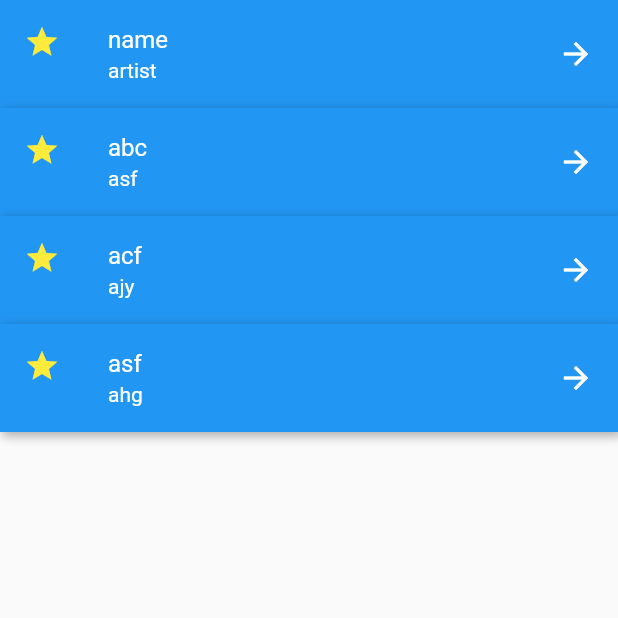
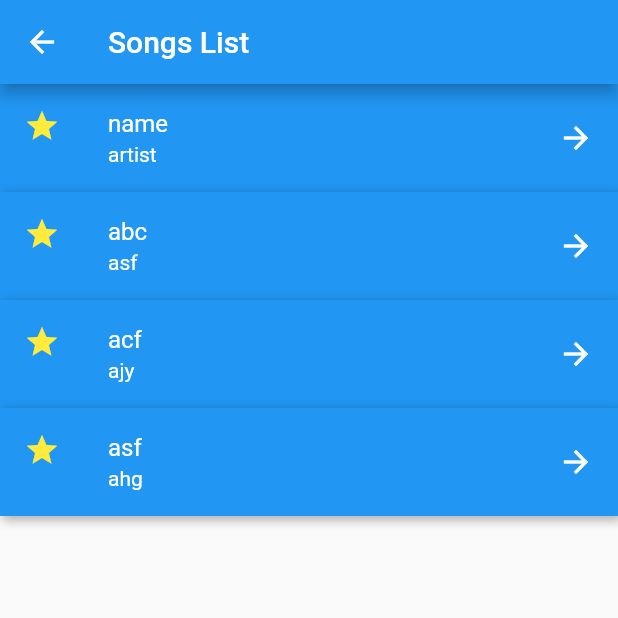
Before and after one commit to Vijay-Anantham/Xoundbucket, a Flutter app: the SongList screen opened directly, on a phone screen of 412 x 824 dp, the top half of it. Run offline on Flutter 3.47's test engine with Material 2 defaults, Android fonts, the phone set to English and light mode, and no system bars; missing offline and left inert: mongo_dart.

Commit message:
songlinks added, bitof routing added

```diff
--- a/lib/domain/domain.dart
+++ b/lib/domain/domain.dart
@@ -2,8 +2,9 @@ class Songs {
   late String name;
   late String artist;
   late String album;
+  late String link;
 
-  Songs(this.name, this.artist, this.album);
+  Songs(this.name, this.artist, this.album, this.link);
 }
 
 class user {
--- a/lib/screens/login.dart
+++ b/lib/screens/login.dart
@@ -1,4 +1,5 @@
 import 'package:flutter/material.dart';
+import 'package:xoundbucket/screens/songList.dart';
 
 class LoginPage extends StatefulWidget {
   const LoginPage({Key? key}) : super(key: key);
@@ -43,6 +44,7 @@ class _LoginPageState extends State<LoginPage> {
               ElevatedButton(
                 onPressed: () {
                   // TODO: Implement login logic
+                  Navigator.push(context, MaterialPageRoute(builder: (ctx) => SongList()));
                   print('Login clicked');
                 },
                 child: const Text('Login'),
--- a/lib/screens/songList.dart
+++ b/lib/screens/songList.dart
@@ -9,11 +9,11 @@ import 'package:flutter/widgets.dart';
 Future<List<Songs>> getsongs() async {
   //TODO: Currently using JSON database for data fetching Update it to Mongodb atlas
   final database = JsonDatabase();
-  database.insert({"id": 1, "songs": Songs("abc", "asf", "asg")});
-  database.insert({"id": 2, "songs": Songs("acf", "ajy", "ahng")});
-  database.insert({"id": 3, "songs": Songs("asf", "ahg", "asg")});
+  database.insert({"id": 1, "songs": Songs("abc", "asf", "asg", "https://open.spotify.com/track/5iCY0TXNImK4hyKfcplQsg?si=b1a256437e964acd")});
+  database.insert({"id": 2, "songs": Songs("acf", "ajy", "ahng", "https://open.spotify.com/track/6udC4b4jOSnHb9ItnXgKLR?si=7dc5912f96764a30")});
+  database.insert({"id": 3, "songs": Songs("asf", "ahg", "asg", "https://open.spotify.com/track/2TIlqbIneP0ZY1O0EzYLlc?si=fd000fd369dc4732")});
   List<Map<String, dynamic>> deresult = database.selectAll();
-  List<Songs> resultSongs = [Songs("name", "artist", "album")];
+  List<Songs> resultSongs = [Songs("name", "artist", "album", "link")];
   for (var entry in deresult) {
     resultSongs.add(entry['songs']);
   }
@@ -32,7 +32,17 @@ class _SongListState extends State<SongList> {
   //TODO: The UI is pretty dumb make a better UI
   @override
   Widget build(BuildContext context) {
-    return FutureBuilder<List<Songs>>(
+    return Scaffold(
+      appBar: AppBar(
+          title: Text('Songs List'),
+          leading: IconButton(
+            icon: Icon(Icons.arrow_back),
+            onPressed: () {
+              Navigator.pop(context);
+            },
+          ),
+        ),
+      body: FutureBuilder<List<Songs>>(
       future: getsongs(),
       builder: (context, snapshot) {
         if (snapshot.connectionState == ConnectionState.waiting) {
@@ -49,6 +59,7 @@ class _SongListState extends State<SongList> {
                 return songListTile(
                   title: ("Song not exist"),
                   subtitle: ("Add songs to your library"),
+                  spotifyLink: ("No Link"),
                 );
               },
             );
@@ -59,11 +70,13 @@ class _SongListState extends State<SongList> {
               return songListTile(
                 title: songs[index].name,
                 subtitle: songs[index].artist,
+                spotifyLink: songs[index].link,
               );
             },
           );
         }
       },
+      )
     );
   }
 }
--- a/lib/widgets/songlistingtile.dart
+++ b/lib/widgets/songlistingtile.dart
@@ -1,18 +1,22 @@
 import 'package:flutter/material.dart';
+import 'package:url_launcher/url_launcher.dart';
 
 // The ui is achieved by wrapping the list tile in the conatainer
 class songListTile extends StatelessWidget {
   final String title;
   final String subtitle;
+  final String spotifyLink;
 
   songListTile({
     required this.title,
     required this.subtitle,
+    required this.spotifyLink,
   });
 
   @override
   Widget build(BuildContext context) {
-    return Container(
+    return Material(
+        child: Container(
       decoration: BoxDecoration(
         color: Colors.blue,
         boxShadow: [
@@ -24,6 +28,7 @@ class songListTile extends StatelessWidget {
           ),
         ],
       ),
+
       child: ListTile(
         title: Text(
           title,
@@ -37,8 +42,22 @@ class songListTile extends StatelessWidget {
         trailing: Icon(Icons.arrow_forward, color: Colors.white),
         onTap: () {
           // Handle tap
+          _launchSpotifyLink(context);
         },
       ),
-    );
+    ));
+  }
+
+  _launchSpotifyLink(BuildContext context) async {
+    if (await canLaunchUrl(Uri.parse(spotifyLink))) {
+      await launchUrl(Uri.parse(spotifyLink));
+    } else {
+      // Handle the case where the user cannot launch the link (e.g., no browser installed)
+      ScaffoldMessenger.of(context).showSnackBar(
+        SnackBar(
+          content: Text('Could not launch Spotify link.'),
+        ),
+      );
+    }
   }
 }
--- a/pubspec.yaml
+++ b/pubspec.yaml
@@ -31,6 +31,7 @@ dependencies:
   flutter:
     sdk: flutter
   mongo_dart: ^0.9.3
+  url_launcher: ^6.0.12
 
   # The following adds the Cupertino Icons font to your application.
   # Use with the CupertinoIcons class for iOS style icons.
```
Also changed, not shown: pubspec.lock, 1 other file.
